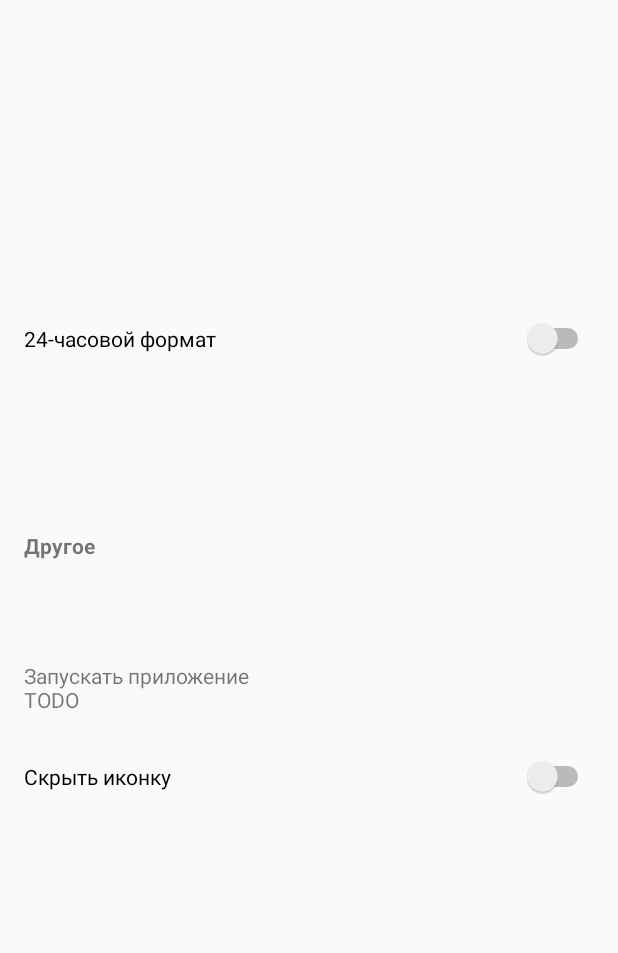
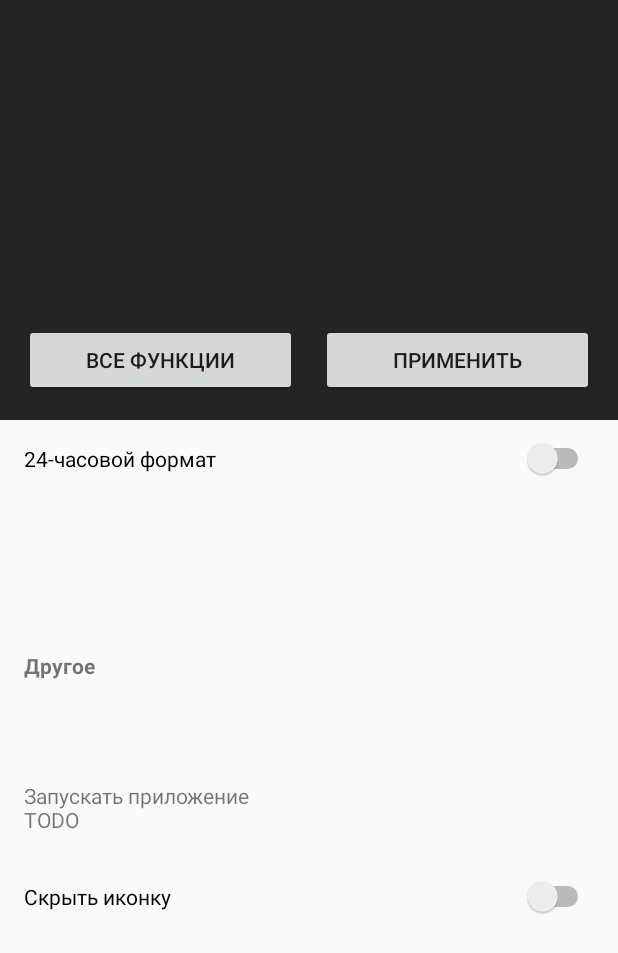
Before and after one commit to voqse/quasar-in-8, an Android app: the layout activity_configuration.xml on its own in the app's theme, with its tools: preview values and no code run, on a phone screen of 412 x 824 dp. Shown: the top 953 px of the screen. Run offline under Robolectric (Android 15) with nearby library versions, the phone set to English and light mode, and no system bars.

Commit message:
use configuration activity for setting up newly created widget

```diff
--- a/app/src/main/res/layout/activity_configuration.xml
+++ b/app/src/main/res/layout/activity_configuration.xml
@@ -11,17 +11,83 @@
         android:orientation="vertical"
         tools:context="com.voqse.nixieclock.widget.ConfigurationActivity">
 
-        <android.support.v4.view.ViewPager
-            android:id="@+id/widgetsViewPager"
+        <FrameLayout
+            android:layout_width="wrap_content"
+            android:layout_height="200dp"
+            android:background="@color/background">
+
+            <android.support.v4.view.ViewPager
+                android:id="@+id/widgetsViewPager"
+                android:layout_width="match_parent"
+                android:layout_height="match_parent" />
+
+            <LinearLayout
+                android:id="@+id/noWidgetsView"
+                android:layout_width="match_parent"
+                android:layout_height="match_parent"
+                android:gravity="center"
+                android:orientation="vertical"
+                android:visibility="gone">
+
+                <TextView
+                    android:layout_width="match_parent"
+                    android:layout_height="wrap_content"
+                    android:gravity="center_horizontal"
+                    android:text="@string/no_widgets"
+                    android:textColor="@android:color/white"
+                    android:textSize="18sp"
+                    android:textStyle="bold" />
+
+                <TextView
+                    android:layout_width="match_parent"
+                    android:layout_height="wrap_content"
+                    android:layout_marginTop="16dp"
+                    android:gravity="center_horizontal"
+                    android:text="@string/no_widgets_explain"
+                    android:textColor="@android:color/white" />
+
+            </LinearLayout>
+
+        </FrameLayout>
+
+        <LinearLayout
             android:layout_width="match_parent"
-            android:layout_height="200dp" />
+            android:layout_height="wrap_content"
+            android:background="@color/background"
+            android:orientation="horizontal"
+            android:paddingLeft="8dp"
+            android:paddingRight="8dp">
+
+            <Button
+                android:id="@+id/upgradeButton"
+                android:layout_width="0dp"
+                android:layout_height="wrap_content"
+                android:layout_marginBottom="16dp"
+                android:layout_marginLeft="8dp"
+                android:layout_marginRight="8dp"
+                android:layout_marginTop="16dp"
+                android:layout_weight="1"
+                android:text="@string/button_upgrade" />
+
+            <Button
+                android:id="@+id/addWidgetButton"
+                android:layout_width="0dp"
+                android:layout_height="wrap_content"
+                android:layout_marginBottom="16dp"
+                android:layout_marginLeft="8dp"
+                android:layout_marginRight="8dp"
+                android:layout_marginTop="16dp"
+                android:layout_weight="1"
+                android:text="@string/button_apply" />
+
+        </LinearLayout>
 
         <Switch
             android:id="@+id/timeFormatSwitch"
             android:layout_width="match_parent"
             android:layout_height="wrap_content"
             android:padding="16dp"
-            android:text="@string/configuration_format_24" />
+            android:text="@string/format_24" />
 
         <TextView
             android:id="@+id/timeZoneTextView"
@@ -42,7 +108,7 @@
             android:layout_height="wrap_content"
             android:paddingLeft="16dp"
             android:paddingRight="16dp"
-            android:text="@string/configuration_other"
+            android:text="@string/other_settings"
             android:textStyle="bold" />
 
         <TextView
@@ -57,14 +123,14 @@
             android:layout_width="match_parent"
             android:layout_height="wrap_content"
             android:padding="16dp"
-            android:text="@string/configuration_app" />
+            android:text="@string/app_to_launch" />
 
         <Switch
             android:id="@+id/hideIconSwitch"
             android:layout_width="match_parent"
             android:layout_height="wrap_content"
             android:padding="16dp"
-            android:text="@string/configuration_hide_icon" />
+            android:text="@string/hide_icon" />
 
     </LinearLayout>
 
--- a/app/src/main/res/values/strings.xml
+++ b/app/src/main/res/values/strings.xml
@@ -1,11 +1,16 @@
 <resources>
     <string name="app_name">Quasar-1:	Nixie Tube</string>
-    <string name="configuration_format_24">24-часовой формат</string>
-    <string name="configuration_date_format">Формат даты\n%s</string>
-    <string name="configuration_other">Другое</string>
-    <string name="configuration_theme">Тема оформления\n%s</string>
-    <string name="configuration_app">Запускать приложение\nTODO</string>
-    <string name="configuration_hide_icon">Скрыть иконку</string>
+    <string name="no_widgets">Нет активных виджетов</string>
+    <string name="no_widgets_explain">Вы ещё не добавили ни одного виджета</string>
+    <string name="format_24">24-часовой формат</string>
+    <string name="date_format">Формат даты\n%s</string>
+    <string name="other_settings">Другое</string>
+    <string name="theme">Тема оформления\n%s</string>
+    <string name="app_to_launch">Запускать приложение\nTODO</string>
+    <string name="hide_icon">Скрыть иконку</string>
+    <string name="button_upgrade">ВСЕ ФУНКЦИИ</string>
+    <string name="button_add_widget">ДОБАВИТЬ</string>
+    <string name="button_apply">ПРИМЕНИТЬ</string>
     <string name="theme_quasar_1">Квазар-1</string>
     <string name="theme_quasar_2">Квазар-2</string>
     <string name="theme_quasar_3">Квазар-3</string>
```
Also changed, not shown: app/src/main/java/com/voqse/nixieclock/widget/ConfigurationActivity.java (+70 -75 lines), app/src/main/java/com/voqse/nixieclock/widget/WidgetsAdapter.java (added, +73 -0 lines).
